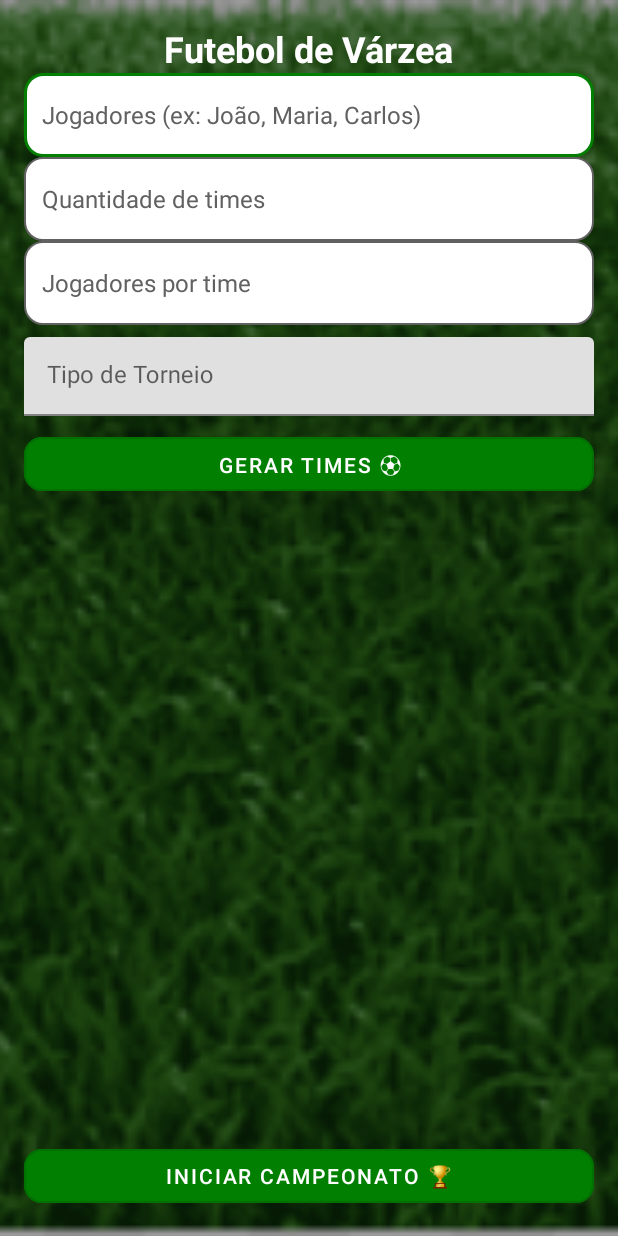
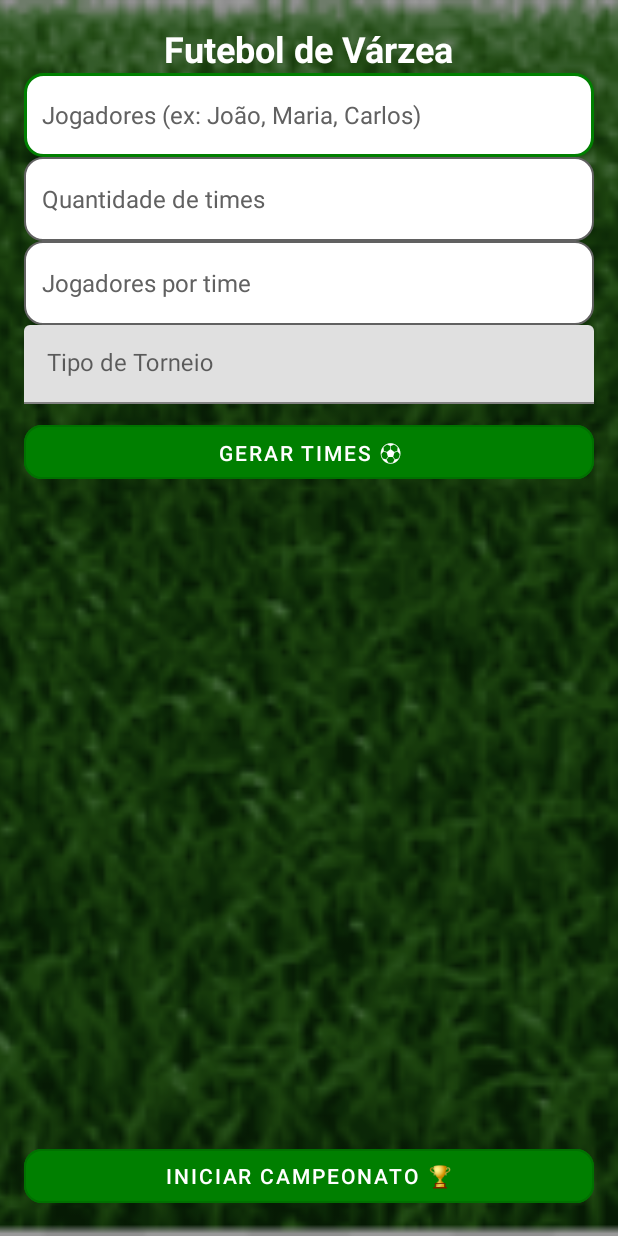
Before and after one commit to osmarDesenvolvedorDeSoftware/futebol_de_terca, an Android app: the screen it shows after launch (MainActivity), on a phone screen of 412 x 824 dp. Run offline under Robolectric (Android 15) with nearby library versions, the phone set to English and light mode, and no system bars; our stand-ins replace AdMob.

Commit message:
Campo de Tipo de Torneio e Melhorar UX

```diff
--- a/app/src/main/java/com/com.osmardev/futebolterca/MainActivity.kt
+++ b/app/src/main/java/com/com.osmardev/futebolterca/MainActivity.kt
@@ -32,8 +32,9 @@ class MainActivity : AppCompatActivity() {
         spTournamentType = findViewById(R.id.spTournamentType)
         tvGeneratedTeams = findViewById(R.id.tvGeneratedTeams)
 
-        val tournamentTypes = resources.getStringArray(R.array.tournament_types)
+        val tournamentTypes = arrayOf("Mata-Mata", "Pontos Corridos")
         val adapter = ArrayAdapter(this, android.R.layout.simple_dropdown_item_1line, tournamentTypes)
+
         spTournamentType.setAdapter(adapter)
 
         spTournamentType.setOnClickListener {
--- a/app/src/main/res/layout/activity_main.xml
+++ b/app/src/main/res/layout/activity_main.xml
@@ -88,7 +88,6 @@
         <com.google.android.material.textfield.TextInputLayout
     android:layout_width="match_parent"
     android:layout_height="wrap_content"
-            android:layout_marginTop="8dp"
     android:hint="Tipo de Torneio"
     app:boxBackgroundMode="filled"
     app:boxStrokeColor="@color/primary"
@@ -101,7 +100,10 @@
         android:textColor="@color/black"
         android:textColorHint="@color/dark_gray"
         android:padding="15dp"
-                android:textSize="16sp"/>
+        android:textSize="16sp"
+        android:inputType="none"
+        android:focusable="false"
+        android:cursorVisible="false" />
 </com.google.android.material.textfield.TextInputLayout>
 
 
```
Lines whose indentation alone changed are shown as unchanged.
